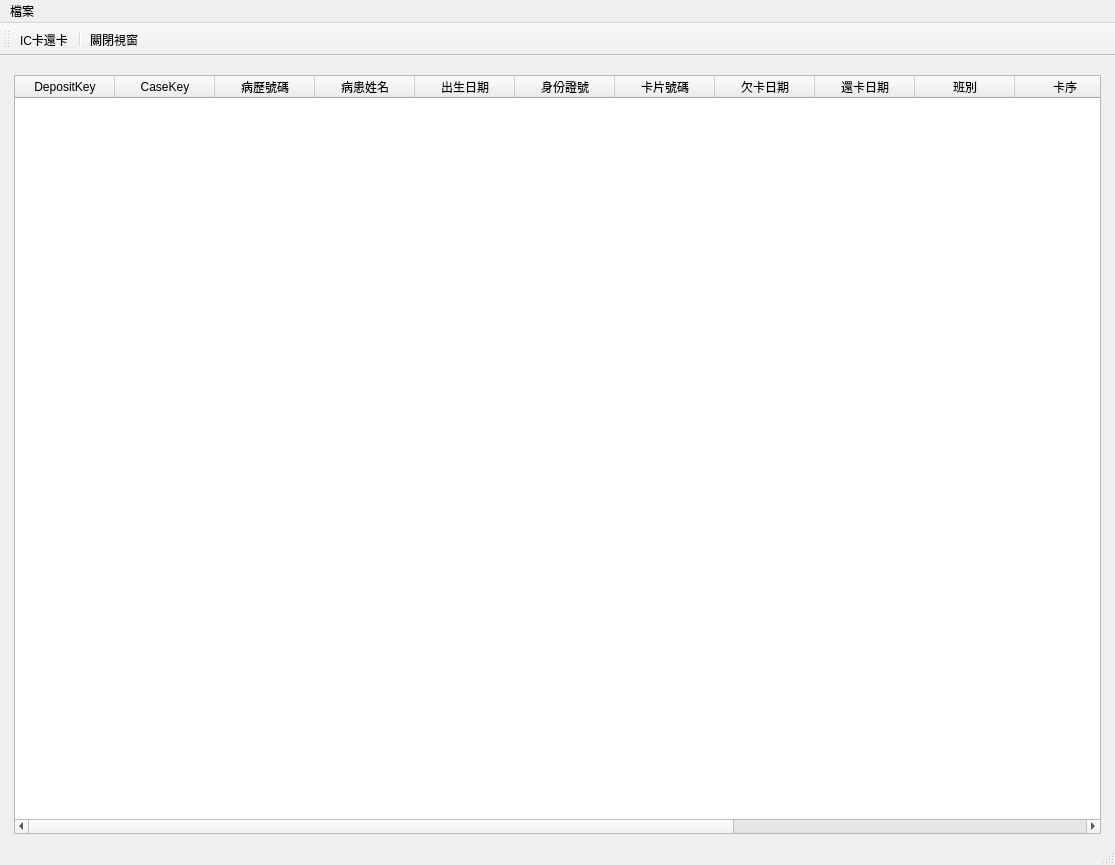
This is ui/return_card.ui in picacat/pyMedical as Qt 5 draws it before an edit. The edited form follows.
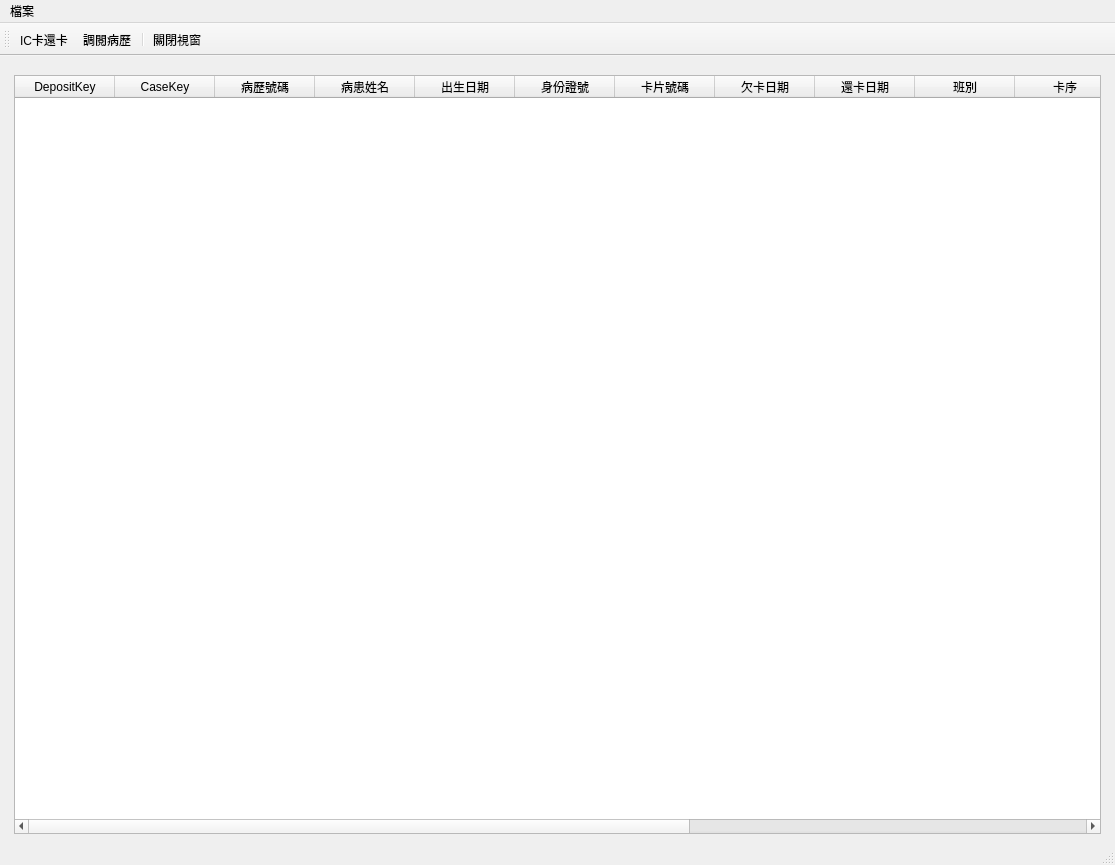
This is the edited form. Icons and pictures are not drawn.

Patch:
```diff
--- a/ui/return_card.ui
+++ b/ui/return_card.ui
@@ -112,6 +112,11 @@
           <string>欠卡金額</string>
          </property>
         </column>
+        <column>
+         <property name="text">
+          <string>已完診</string>
+         </property>
+        </column>
        </widget>
       </item>
      </layout>
@@ -133,6 +138,7 @@
     <bool>false</bool>
    </attribute>
    <addaction name="action_return_card"/>
+   <addaction name="action_open_medical_record"/>
    <addaction name="separator"/>
    <addaction name="action_close"/>
   </widget>
@@ -173,6 +179,15 @@
     <string>關閉視窗</string>
    </property>
   </action>
+  <action name="action_open_medical_record">
+   <property name="icon">
+    <iconset>
+     <normaloff>../icons/fileopen.svg</normaloff>../icons/fileopen.svg</iconset>
+   </property>
+   <property name="text">
+    <string>調閱病歷</string>
+   </property>
+  </action>
  </widget>
  <resources/>
  <connections/>
```
